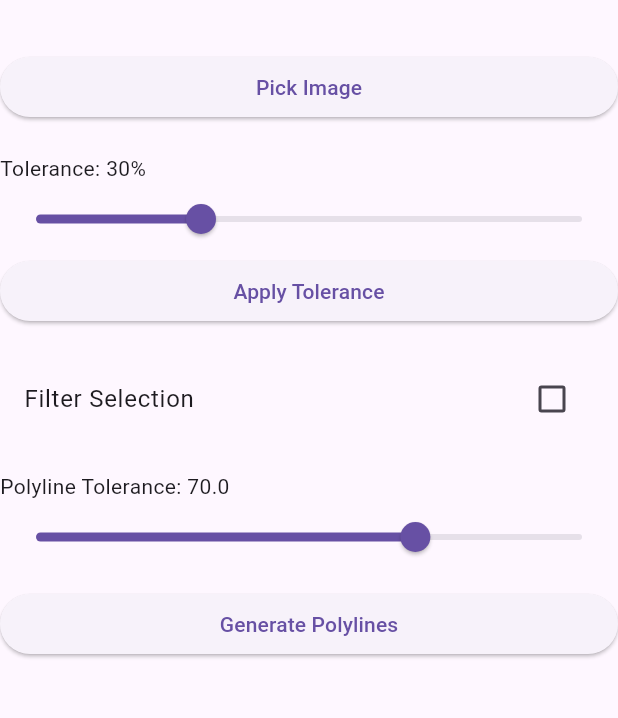
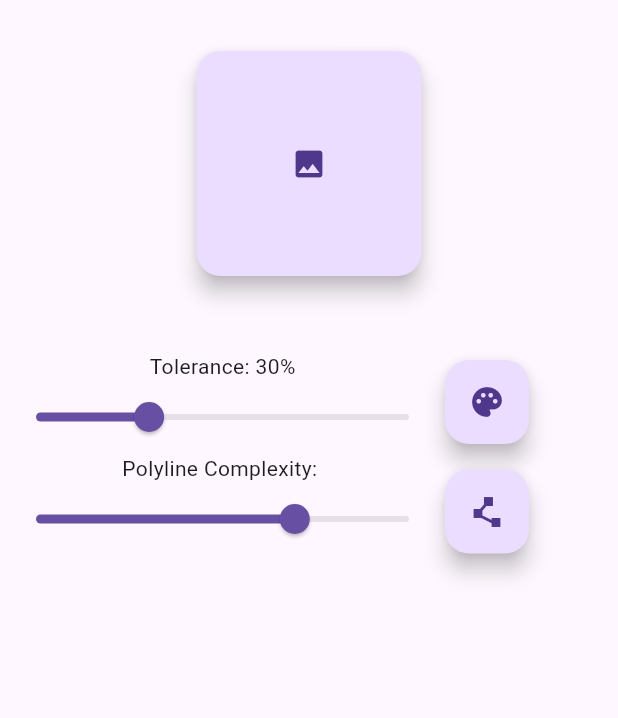
Before and after one commit to PickledPenguin/FloodFillDemo, a Flutter app: the screen it shows after launch, on a phone screen of 412 x 824 dp, the part 63-781 px from its top. Run offline on Flutter 3.47's test engine with Material 3 defaults, Android fonts, the phone set to English and light mode, and no system bars; our stand-ins replace image_picker.

Commit message:
Updates to make UI workflow better

```diff
--- a/lib/screens/screen.dart
+++ b/lib/screens/screen.dart
@@ -23,13 +23,14 @@ class _ImageSelectorScreenState extends State<ImageSelectorScreen> {
 
   // Variables for controlling the outline process
   double _tolerance = 30.0;  // Base tolerance for color difference in outline detection
-  double _filterStrength = 0.0;  // Base strength of filtering applied to outline points
   double _imageWidth = 0;  // Width of the image on screen
   double _imageHeight = 0;  // Height of the image on screen
   Offset? _tapPosition;  // Position where the user tapped on the image
-  bool _enableFiltering = false;  // Flag to toggle filtering on/off
   List<Offset> _polylinePoints = []; // For polylines
   double _polylineTolerance = 70.0;  // For polyline tolerance
+
+  // Variables to control Advanced Settings
+  Map<String,double> _polylineToleranceMinMax = {"min": 0.1, "max": 100.0};
 
   // Method to pick an image from the gallery
   Future<void> _pickImage() async {
@@ -59,9 +60,14 @@ class _ImageSelectorScreenState extends State<ImageSelectorScreen> {
         setState(() {
           _tapPosition = Offset(x.toDouble(), y.toDouble());  // Update tap position
         });
-        _drawOutline();  // Trigger outline drawing based on tap position
+        _updateDrawings();  // Trigger outline drawing based on tap position
       }
     }
+  }
+
+  void _updateDrawings(){
+    _drawOutline();
+    _generatePolyline();
   }
 
   // Method to draw the outline around the selected region
@@ -74,19 +80,8 @@ class _ImageSelectorScreenState extends State<ImageSelectorScreen> {
       final outlinePoints = getOutline(_selectedImage!, x, y, _tolerance);
       setState(() {
         _outlinePoints = outlinePoints;  // Update the list of outline points
-        if (_enableFiltering) {
-          _applyFiltering();  // Apply filtering if enabled
-        }
       });
     }
-  }
-
-  // Method to apply filtering on the outline points based on strength
-  void _applyFiltering() {
-    setState(() {
-      // Filter clusters of points based on filter strength
-      _outlinePoints = filterClusters(_outlinePoints, minSize: _filterStrength.toInt());
-    });
   }
 
   // Method to filter out smaller clusters of points from the outline points
@@ -132,7 +127,10 @@ class _ImageSelectorScreenState extends State<ImageSelectorScreen> {
   void _generatePolyline() {
     setState(() {
       // Use the RDP algorithm to simplify the outline points
-      List<Offset> simplifiedPoints = simplifyPolyline(_outlinePoints, _polylineTolerance);
+
+      double polylineToleranceAdjusted = _polylineToleranceMinMax["max"]! - _polylineTolerance;
+
+      List<Offset> simplifiedPoints = simplifyPolyline(_outlinePoints, polylineToleranceAdjusted);
 
       // Scale the polyline points to match the image size
       _polylinePoints = simplifiedPoints.map((point) {
@@ -210,13 +208,32 @@ class _ImageSelectorScreenState extends State<ImageSelectorScreen> {
             const SizedBox(height: 20),
 
             // Button to pick an image
-            ElevatedButton(
+            Center (
+              child:
+                SizedBox(
+                  height: 150,
+                  width: 150,
+                  child:
+                    FloatingActionButton(
                       onPressed: _pickImage,
-              child: const Text('Pick Image'),
+                      tooltip: "Pick Image",
+                      child: const Icon(Icons.image),
                     ),
-            const SizedBox(height: 20),
+                ),
+            ),
 
-            // Tolerance slider for outline calculation
+            const SizedBox(height: 50),
+
+            Row(
+              mainAxisAlignment: MainAxisAlignment.spaceAround,
+              children: [
+                Flexible (
+                  flex: 5,
+                  child:
+                    Center(
+                      child:
+                        Column(
+                          children: [// Tolerance slider for outline calculation
                             Text('Tolerance: ${_tolerance.toInt()}%'),
                             Slider(
                               min: 0,
@@ -230,69 +247,63 @@ class _ImageSelectorScreenState extends State<ImageSelectorScreen> {
                                 });
                               },
                             ),
+                          ]
+                        ),
+                    ),
+                ),
 
                 // Button to apply the outline with the selected tolerance
-            ElevatedButton(
-              onPressed: _drawOutline,
-              child: const Text('Apply Tolerance'),
+                FloatingActionButton(
+                  onPressed: _updateDrawings,
+                  tooltip: 'Apply Tolerance', // Optional tooltip
+                  child: const Icon(Icons.palette), // Use a checkmark icon
                 ),
-            const SizedBox(height: 20),
 
-            // Checkbox to enable or disable filtering
-            CheckboxListTile(
-              title: const Text('Filter Selection'),
-              value: _enableFiltering,
+                // Add a spacer to create some distance
+                const Spacer(flex: 1),
+              ]
+            ),
+
+            Row(
+              mainAxisAlignment: MainAxisAlignment.spaceAround,
+              children:[
+                Flexible (
+                  flex: 5,
+                  child:
+                    Center(
+                      child:
+                        Column(
+                          children: [
+                            // New Slider for adjusting polyline complexity
+                            const Text('Polyline Complexity: '),
+                            Slider(
+                              min: _polylineToleranceMinMax["min"]!,
+                              max: _polylineToleranceMinMax["max"]!,
+                              divisions: 99,
+                              value: _polylineTolerance,
                               onChanged: (value) {
                                 setState(() {
-                  _enableFiltering = value!;
-                });
-              },
-            ),
-
-            // Filtering controls (only visible if filtering is enabled)
-            if (_enableFiltering) ...[
-              Text('Filtering sections with ${_filterStrength.toInt()} pixels'),
-              Slider(
-                min: 0,
-                max: 200,
-                divisions: 200,
-                value: _filterStrength,
-                label: '${_filterStrength.toInt()} px',
-                onChanged: (value) {
-                  setState(() {
-                    _filterStrength = value; // Update filter strength
-                  });
-                },
-              ),
-              // Button to apply filtering
-              ElevatedButton(
-                onPressed: _applyFiltering,
-                child: const Text('Apply Filtering'),
-              ),
-            ],
-
-            const SizedBox(height: 20),
-
-            // New Slider for adjusting polyline simplification tolerance
-            Text('Polyline Tolerance: ${_polylineTolerance.toStringAsFixed(1)}'),
-            Slider(
-              min: 0.1,
-              max: 100.0,
-              divisions: 99,
-              value: _polylineTolerance,
-              label: _polylineTolerance.toStringAsFixed(1),
-              onChanged: (value) {
-                setState(() {
-                  _polylineTolerance = value; // Update polyline tolerance
+                                  _polylineTolerance = value; // Update polyline tolerance in inverse (more complex = less tolerance)
                                 });
                               },
                             ),
                             const SizedBox(height: 10),
+                          ]
+                        ),
+                    ),
+                ),
 
                 // Button to generate the polyline based on the current tolerance
-            ElevatedButton(
-              onPressed: _generatePolyline,
-              child: const Text('Generate Polylines'),
+                FloatingActionButton(
+                  onPressed: _updateDrawings,
+                  tooltip: 'Generate Polylines', // Optional tooltip
+                  child: const Icon(Icons.polyline), // Use a polyline icon
+                ),
+
+                // Add a spacer to create some distance
+                const Spacer(flex: 1),
+
+              ]
             ),
           ],
         ),
```
Lines whose indentation alone changed are shown as unchanged.
